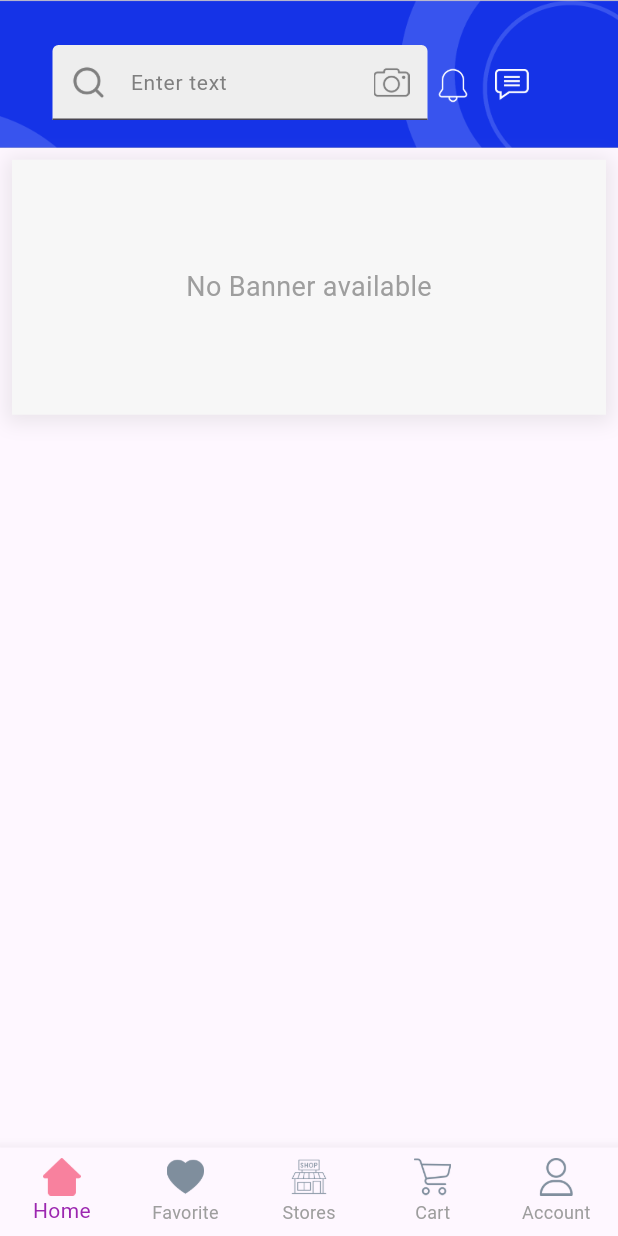
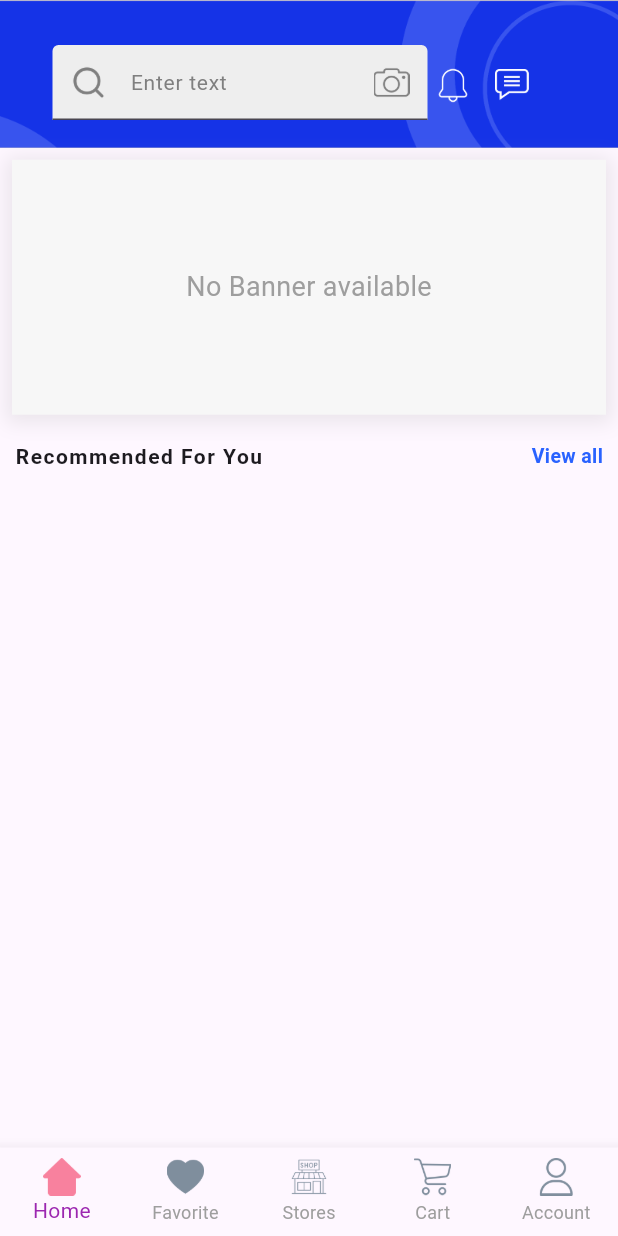
Before and after one commit to FuanjiaRyan/My-Store-App, a Flutter app: the screen it shows after launch, on a phone screen of 412 x 824 dp. Run offline on Flutter 3.47's test engine with Material 3 defaults, Android fonts, the phone set to English and light mode, and no system bars; our stand-ins replace cached_network_image, cloud_firestore, firebase_auth, firebase_core, get, google_fonts; accounts and stored records are empty.

Commit message:
added product design

```diff
--- a/lib/main.dart
+++ b/lib/main.dart
@@ -56,13 +56,9 @@ class MyApp extends StatelessWidget {
   // This widget is the root of your application.
   @override
   Widget build(BuildContext context) {
-    SystemChrome.setSystemUIOverlayStyle(const SystemUiOverlayStyle(statusBarColor: Colors.blueAccent));
     return GetMaterialApp(
       debugShowCheckedModeBanner: false,
       title: 'Flutter Demo',
-      theme: ThemeData(
-        colorScheme: ColorScheme.fromSeed(seedColor: Colors.deepPurple),
-      ),
       home: MainScreen(),
       initialBinding: BindingsBuilder(() {
         Get.put<CategoryController>(CategoryController());
--- a/lib/views/screens/nav_screens/home_screen.dart
+++ b/lib/views/screens/nav_screens/home_screen.dart
@@ -2,6 +2,8 @@ import 'package:flutter/material.dart';
 import 'package:ryan_store_app/views/screens/nav_screens/widgets/banner_widget.dart';
 import 'package:ryan_store_app/views/screens/nav_screens/widgets/category_item.dart';
 import 'package:ryan_store_app/views/screens/nav_screens/widgets/header_widget.dart';
+import 'package:ryan_store_app/views/screens/nav_screens/widgets/recommended_product_widget.dart';
+import 'package:ryan_store_app/views/screens/nav_screens/widgets/reusable_text_widget.dart';
 
 class HomeScreen extends StatelessWidget {
   const HomeScreen({super.key});
@@ -15,6 +17,8 @@ class HomeScreen extends StatelessWidget {
             HeaderWidget(),
             BannerWidget(),
             CategoryItem(),
+            ReusableTextWidget(title: 'Recommended For You', subtitle: 'View all'),
+            RecommendedProductWidget(),
           ],
         ),
       ),
--- /dev/null
+++ b/lib/views/screens/nav_screens/widgets/recommended_product_widget.dart
@@ -0,0 +1,36 @@
+import 'package:cloud_firestore/cloud_firestore.dart';
+import 'package:flutter/material.dart';
+import 'package:ryan_store_app/views/screens/nav_screens/widgets/product_item_widget.dart';
+
+class RecommendedProductWidget extends StatelessWidget {
+  const RecommendedProductWidget({super.key});
+
+  @override
+  Widget build(BuildContext context) {
+    final Stream<QuerySnapshot> _productStream = FirebaseFirestore.instance.collection('products').snapshots();
+    return StreamBuilder<QuerySnapshot>(
+      stream: _productStream,
+      builder: (BuildContext context, AsyncSnapshot<QuerySnapshot> snapshot) {
+        if (snapshot.hasError) {
+          return Text('Something went wrong');
+        }
+
+        if (snapshot.connectionState == ConnectionState.waiting) {
+          return Center(child: CircularProgressIndicator(),);
+        }
+
+        return SizedBox(
+          height: 250,
+          child: ListView.builder(
+            scrollDirection: Axis.horizontal,
+            itemCount: snapshot.data!.docs.length,
+              itemBuilder: (context, index) {
+              final productData = snapshot.data!.docs[index];
+              return ProductItemWidget(productData: productData,);
+              },
+          ),
+        );
+      },
+    );
+  }
+}
--- /dev/null
+++ b/lib/views/screens/nav_screens/widgets/reusable_text_widget.dart
@@ -0,0 +1,41 @@
+import 'package:flutter/material.dart';
+import 'package:google_fonts/google_fonts.dart';
+
+class ReusableTextWidget extends StatelessWidget {
+  final String title;
+  final String subtitle;
+
+  const ReusableTextWidget({
+    super.key,
+    required this.title,
+    required this.subtitle,
+  });
+
+  @override
+  Widget build(BuildContext context) {
+    return Padding(
+      padding: const EdgeInsets.all(10.0),
+      child: Row(
+        mainAxisAlignment: MainAxisAlignment.spaceBetween,
+        children: [
+          Text(
+            title,
+            style: GoogleFonts.roboto(
+              fontSize: 14,
+              fontWeight: FontWeight.bold,
+              letterSpacing: 1,
+            ),
+          ),
+          Text(
+            subtitle,
+            style: GoogleFonts.roboto(
+              color: Colors.blueAccent.shade700,
+              fontWeight: FontWeight.bold,
+              fontSize: 13,
+            ),
+          ),
+        ],
+      ),
+    );
+  }
+}
```
Also changed, not shown: lib/views/screens/nav_screens/widgets/product_item_widget.dart (added, +150 -0 lines).
